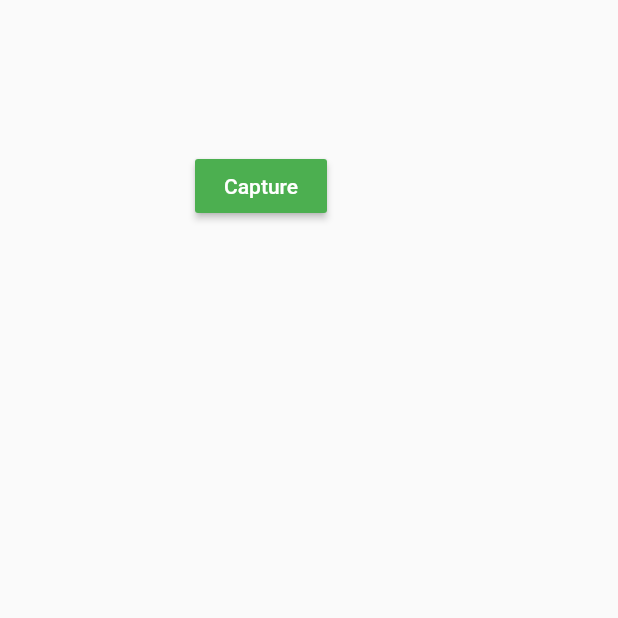
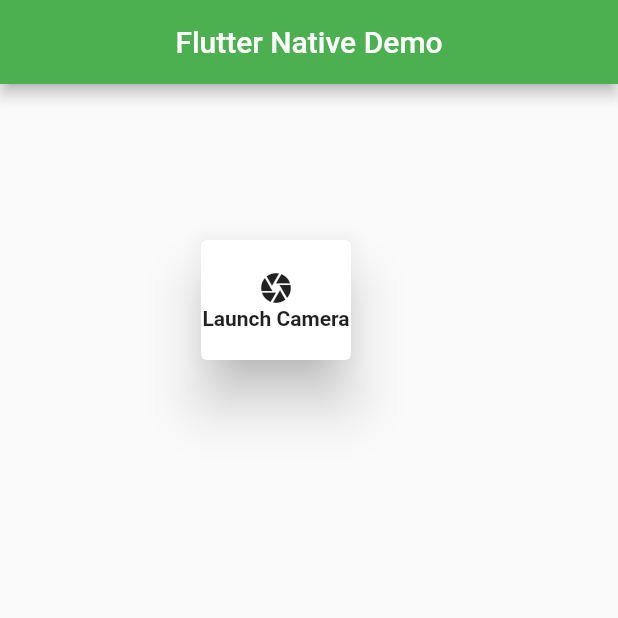
Before and after one commit to abhilashahyd/flutter_native_demo, a Flutter app: the screen it shows after launch, on a phone screen of 412 x 824 dp, the top half of it. Run offline on Flutter 3.47's test engine with Material 2 defaults, Android fonts, the phone set to English and light mode, and no system bars; our stand-ins replace camera.

Commit message:
camera card change

```diff
--- a/lib/main.dart
+++ b/lib/main.dart
@@ -11,10 +11,10 @@ class MyApp extends StatelessWidget {
   Widget build(BuildContext context) {
     return MaterialApp(
       title: 'Flutter Camera Demo',
-//      theme: ThemeData(
-//        primarySwatch: Colors.blue,
-//        visualDensity: VisualDensity.adaptivePlatformDensity,
-//      ),
+      theme: ThemeData(
+        primarySwatch: Colors.green,
+        visualDensity: VisualDensity.adaptivePlatformDensity,
+      ),
       home: LaunchScreen(),
     );
   }
--- a/lib/screens/launch_screen.dart
+++ b/lib/screens/launch_screen.dart
@@ -1,4 +1,5 @@
 import 'dart:io';
+import 'dart:ui';
 import 'package:flutter/cupertino.dart';
 import 'package:flutter/material.dart';
 import 'package:camera/camera.dart';
@@ -41,18 +42,37 @@ class _LaunchScreenState extends State<LaunchScreen> {
   @override
   Widget build(BuildContext context) {
     return Scaffold(
+      appBar: AppBar(
+        centerTitle: true,
+        title:Text(
+          "Flutter Native Demo"
+        )
+      ),
       body: SingleChildScrollView(
         child: Column(
           mainAxisAlignment: MainAxisAlignment.start,
           crossAxisAlignment: CrossAxisAlignment.start,
           children: [
-            Padding(
-              padding: const EdgeInsets.only(top: 100,left: 130),
-              child: RaisedButton(
-              color:Colors.green,
-                child:Text("Capture",style:TextStyle(color:Colors.white)),
-                onPressed:() => _showCamera(),
+            GestureDetector(
+              child: Padding(
+                padding: const EdgeInsets.only(top: 100,left: 130),
+child:Card(
+  elevation:15,
+  child: Container(
+    height:80,
+    width:100,
+    child:Column(
+      mainAxisAlignment: MainAxisAlignment.center,
+      children: [Icon(Icons.camera),Text("Launch Camera",style:TextStyle(fontWeight: FontWeight.bold))],)
+  ),
+)
+//              child: RaisedButton(
+//              color:Colors.green,
+//                child:Text("Capture",style:TextStyle(color:Colors.white)),
+//                onPressed:() => _showCamera(),
+//              ),
               ),
+              onTap: ()=>_showCamera(),
             ),
             attachmentList.length >= 1
                 ? Padding(
--- a/lib/widgets/take_picture_page.dart
+++ b/lib/widgets/take_picture_page.dart
@@ -83,7 +83,7 @@ class _TakePicturePageState extends State<TakePicturePage> {
               if (snapshot.connectionState == ConnectionState.done) {
                 return CameraPreview(_cameraController);
               } else {
-                return Center(child: CircularProgressIndicator());
+                return Center(child: CircularProgressIndicator(backgroundColor: Colors.green,));
               }
             },
           ),
```
